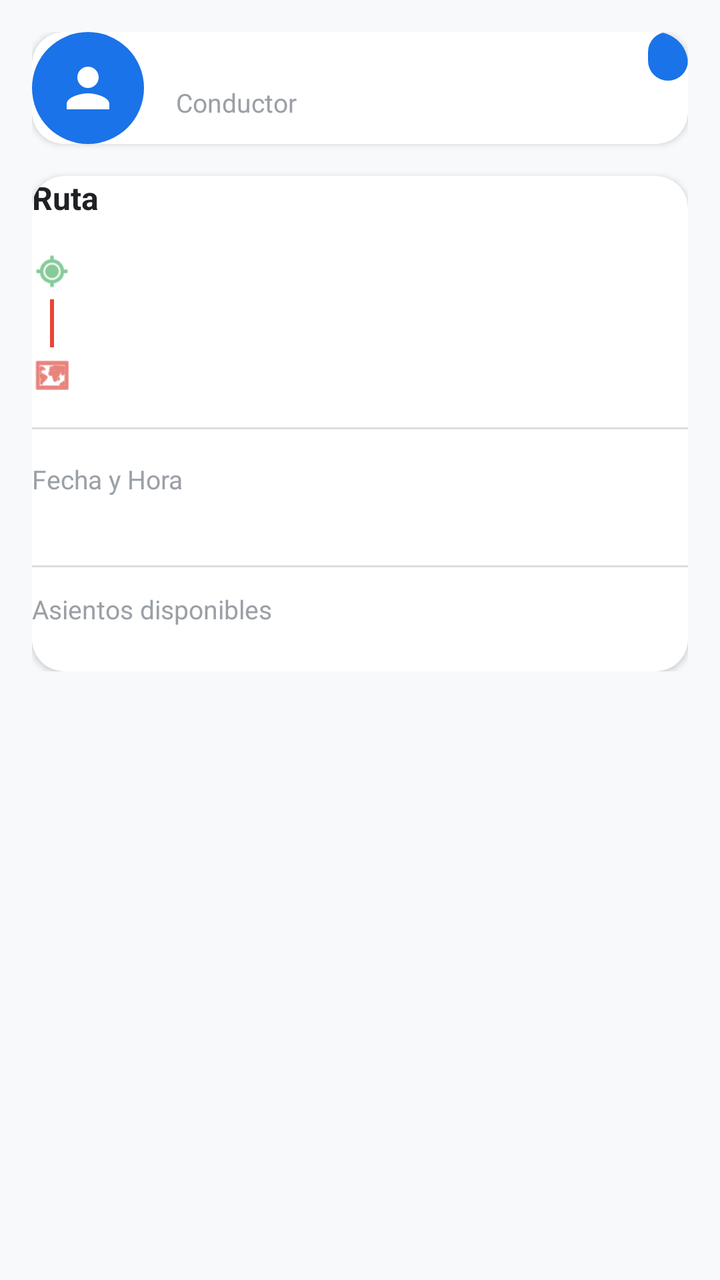
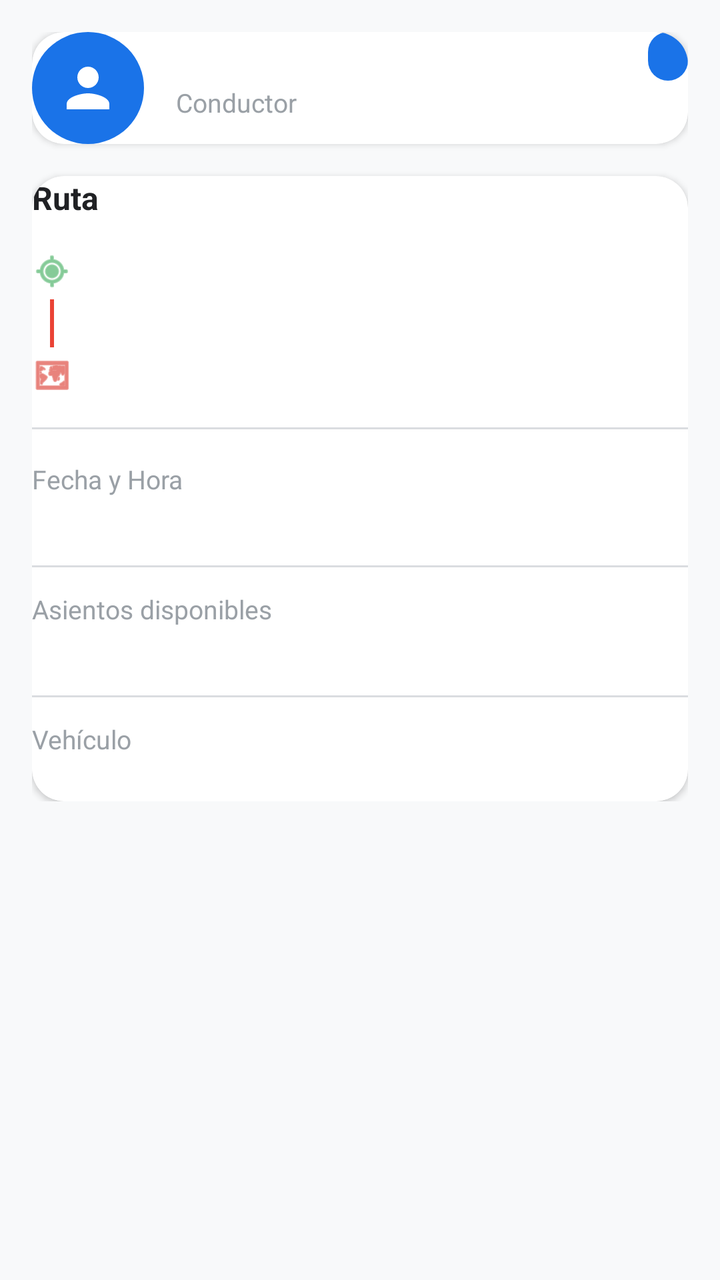

The first picture is an Android layout as it rendered before a commit; the second is the same layout after the commit. The layout source and the unified diff follow.
<!-- AndroidManifest.xml: application theme Theme.CarpoolApp -->
<!-- res/layout/fragment_viaje_detalle.xml -->
<?xml version="1.0" encoding="utf-8"?>
<ScrollView
    xmlns:android="http://schemas.android.com/apk/res/android"
    xmlns:app="http://schemas.android.com/apk/res-auto"
    xmlns:tools="http://schemas.android.com/tools"
    android:layout_width="match_parent"
    android:layout_height="match_parent"
    android:background="@color/background">

    <androidx.constraintlayout.widget.ConstraintLayout
        android:layout_width="match_parent"
        android:layout_height="wrap_content"
        android:padding="16dp">

        <com.google.android.material.card.MaterialCardView
            android:id="@+id/conductor_card"
            android:layout_width="0dp"
            android:layout_height="wrap_content"
            app:cardCornerRadius="16dp"
            app:cardElevation="2dp"
            app:cardBackgroundColor="@color/surface"
            app:layout_constraintTop_toTopOf="parent"
            app:layout_constraintStart_toStartOf="parent"
            app:layout_constraintEnd_toEndOf="parent"
            android:padding="20dp">

            <androidx.constraintlayout.widget.ConstraintLayout
                android:layout_width="match_parent"
                android:layout_height="wrap_content">

                <ImageView
                    android:id="@+id/iv_avatar"
                    android:layout_width="56dp"
                    android:layout_height="56dp"
                    android:background="@drawable/circle_avatar_background"
                    android:padding="12dp"
                    android:src="@drawable/ic_person_grey_24dp"
                    app:tint="@color/on_primary"
                    android:contentDescription="@string/desc_avatar"
                    app:layout_constraintTop_toTopOf="parent"
                    app:layout_constraintStart_toStartOf="parent" />

                <TextView
                    android:id="@+id/tv_conductor"
                    android:layout_width="0dp"
                    android:layout_height="wrap_content"
                    android:textSize="18sp"
                    android:textStyle="bold"
                    android:textColor="@color/text_primary"
                    android:layout_marginStart="16dp"
                    app:layout_constraintTop_toTopOf="@id/iv_avatar"
                    app:layout_constraintStart_toEndOf="@id/iv_avatar"
                    app:layout_constraintEnd_toStartOf="@id/tv_estado" />

                <TextView
                    android:id="@+id/tv_estado"
                    android:layout_width="wrap_content"
                    android:layout_height="wrap_content"
                    android:textSize="12sp"
                    android:textStyle="bold"
                    android:paddingHorizontal="10dp"
                    android:paddingVertical="4dp"
                    android:background="@drawable/bg_estado"
                    app:layout_constraintTop_toTopOf="@id/iv_avatar"
                    app:layout_constraintEnd_toEndOf="parent" />

                <TextView
                    android:id="@+id/subtitle"
                    android:layout_width="0dp"
                    android:layout_height="wrap_content"
                    android:text="Conductor"
                    android:textSize="13sp"
                    android:textColor="@color/text_hint"
                    android:layout_marginStart="16dp"
                    android:layout_marginTop="2dp"
                    app:layout_constraintTop_toBottomOf="@id/tv_conductor"
                    app:layout_constraintStart_toEndOf="@id/iv_avatar"
                    app:layout_constraintEnd_toEndOf="parent" />
            </androidx.constraintlayout.widget.ConstraintLayout>
        </com.google.android.material.card.MaterialCardView>

        <com.google.android.material.card.MaterialCardView
            android:id="@+id/route_card"
            android:layout_width="0dp"
            android:layout_height="wrap_content"
            app:cardCornerRadius="16dp"
            app:cardElevation="2dp"
            app:cardBackgroundColor="@color/surface"
            android:layout_marginTop="16dp"
            app:layout_constraintTop_toBottomOf="@id/conductor_card"
            app:layout_constraintStart_toStartOf="parent"
            app:layout_constraintEnd_toEndOf="parent"
            android:padding="20dp">

            <androidx.constraintlayout.widget.ConstraintLayout
                android:layout_width="match_parent"
                android:layout_height="wrap_content">

                <TextView
                    android:id="@+id/route_title"
                    android:layout_width="wrap_content"
                    android:layout_height="wrap_content"
                    android:text="Ruta"
                    android:textSize="16sp"
                    android:textStyle="bold"
                    android:textColor="@color/text_primary"
                    app:layout_constraintTop_toTopOf="parent"
                    app:layout_constraintStart_toStartOf="parent" />

                <ImageView
                    android:id="@+id/iv_origen_icon"
                    android:layout_width="20dp"
                    android:layout_height="20dp"
                    android:src="@android:drawable/ic_menu_mylocation"
                    app:tint="@color/secondary"
                    android:layout_marginTop="16dp"
                    app:layout_constraintTop_toBottomOf="@id/route_title"
                    app:layout_constraintStart_toStartOf="parent"
                    tools:ignore="ContentDescription" />

                <TextView
                    android:id="@+id/tv_origen"
                    android:layout_width="0dp"
                    android:layout_height="wrap_content"
                    android:textSize="15sp"
                    android:textColor="@color/text_primary"
                    android:layout_marginStart="12dp"
                    app:layout_constraintTop_toTopOf="@id/iv_origen_icon"
                    app:layout_constraintStart_toEndOf="@id/iv_origen_icon"
                    app:layout_constraintEnd_toEndOf="parent" />

                <View
                    android:id="@+id/route_line"
                    android:layout_width="2dp"
                    android:layout_height="24dp"
                    android:background="@color/route_line"
                    android:layout_marginStart="9dp"
                    android:layout_marginTop="4dp"
                    app:layout_constraintTop_toBottomOf="@id/iv_origen_icon"
                    app:layout_constraintStart_toStartOf="parent" />

                <ImageView
                    android:id="@+id/iv_destino_icon"
                    android:layout_width="20dp"
                    android:layout_height="20dp"
                    android:src="@android:drawable/ic_menu_mapmode"
                    app:tint="@color/error"
                    android:layout_marginTop="4dp"
                    app:layout_constraintTop_toBottomOf="@id/route_line"
                    app:layout_constraintStart_toStartOf="parent"
                    tools:ignore="ContentDescription" />

                <TextView
                    android:id="@+id/tv_destino"
                    android:layout_width="0dp"
                    android:layout_height="wrap_content"
                    android:textSize="15sp"
                    android:textColor="@color/text_primary"
                    android:layout_marginStart="12dp"
                    app:layout_constraintTop_toTopOf="@id/iv_destino_icon"
                    app:layout_constraintStart_toEndOf="@id/iv_destino_icon"
                    app:layout_constraintEnd_toEndOf="parent" />

                <View
                    android:id="@+id/divider_1"
                    android:layout_width="0dp"
                    android:layout_height="1dp"
                    android:background="@color/divider"
                    android:layout_marginTop="16dp"
                    app:layout_constraintTop_toBottomOf="@id/iv_destino_icon"
                    app:layout_constraintStart_toStartOf="parent"
                    app:layout_constraintEnd_toEndOf="parent" />

                <TextView
                    android:id="@+id/label_fecha"
                    android:layout_width="wrap_content"
                    android:layout_height="wrap_content"
                    android:text="@string/label_fecha"
                    android:textSize="13sp"
                    android:textColor="@color/text_hint"
                    android:layout_marginTop="16dp"
                    app:layout_constraintTop_toBottomOf="@id/divider_1"
                    app:layout_constraintStart_toStartOf="parent" />

                <TextView
                    android:id="@+id/tv_fecha"
                    android:layout_width="0dp"
                    android:layout_height="wrap_content"
                    android:textSize="15sp"
                    android:textColor="@color/text_primary"
                    app:layout_constraintTop_toBottomOf="@id/label_fecha"
                    app:layout_constraintStart_toStartOf="parent"
                    app:layout_constraintEnd_toEndOf="parent"
                    android:layout_marginTop="2dp" />

                <View
                    android:id="@+id/divider_2"
                    android:layout_width="0dp"
                    android:layout_height="1dp"
                    android:background="@color/divider"
                    android:layout_marginTop="12dp"
                    app:layout_constraintTop_toBottomOf="@id/tv_fecha"
                    app:layout_constraintStart_toStartOf="parent"
                    app:layout_constraintEnd_toEndOf="parent" />

                <TextView
                    android:id="@+id/label_asientos"
                    android:layout_width="wrap_content"
                    android:layout_height="wrap_content"
                    android:text="@string/label_asientos"
                    android:textSize="13sp"
                    android:textColor="@color/text_hint"
                    android:layout_marginTop="12dp"
                    app:layout_constraintTop_toBottomOf="@id/divider_2"
                    app:layout_constraintStart_toStartOf="parent" />

                <TextView
                    android:id="@+id/tv_asientos"
                    android:layout_width="0dp"
                    android:layout_height="wrap_content"
                    android:textSize="15sp"
                    android:textColor="@color/text_primary"
                    app:layout_constraintTop_toBottomOf="@id/label_asientos"
                    app:layout_constraintStart_toStartOf="parent"
                    app:layout_constraintEnd_toEndOf="parent"
                    android:layout_marginTop="2dp" />
            </androidx.constraintlayout.widget.ConstraintLayout>
        </com.google.android.material.card.MaterialCardView>

        <com.google.android.material.button.MaterialButton
            android:id="@+id/btn_solicitar"
            android:layout_width="0dp"
            android:layout_height="56dp"
            android:text="@string/btn_solicitar"
            app:icon="@android:drawable/ic_menu_send"
            app:iconGravity="textStart"
            app:layout_constraintTop_toBottomOf="@id/route_card"
            app:layout_constraintStart_toStartOf="parent"
            app:layout_constraintEnd_toEndOf="parent"
            android:layout_marginTop="24dp"
            android:visibility="gone" />

        <com.google.android.material.card.MaterialCardView
            android:id="@+id/solicitudes_card"
            android:layout_width="0dp"
            android:layout_height="wrap_content"
            app:cardCornerRadius="16dp"
            app:cardElevation="2dp"
            app:cardBackgroundColor="@color/surface"
            android:visibility="gone"
            android:layout_marginTop="16dp"
            app:layout_constraintTop_toBottomOf="@id/btn_solicitar"
            app:layout_constraintStart_toStartOf="parent"
            app:layout_constraintEnd_toEndOf="parent"
            android:padding="20dp">

            <androidx.constraintlayout.widget.ConstraintLayout
                android:layout_width="match_parent"
                android:layout_height="wrap_content">

                <TextView
                    android:id="@+id/tv_solicitudes_titulo"
                    android:layout_width="wrap_content"
                    android:layout_height="wrap_content"
                    android:text="Solicitudes"
                    android:textSize="16sp"
                    android:textStyle="bold"
                    android:textColor="@color/text_primary"
                    app:layout_constraintTop_toTopOf="parent"
                    app:layout_constraintStart_toStartOf="parent" />

                <androidx.recyclerview.widget.RecyclerView
                    android:id="@+id/rv_solicitudes"
                    android:layout_width="0dp"
                    android:layout_height="wrap_content"
                    android:layout_marginTop="12dp"
                    app:layoutManager="androidx.recyclerview.widget.LinearLayoutManager"
                    app:layout_constraintTop_toBottomOf="@id/tv_solicitudes_titulo"
                    app:layout_constraintStart_toStartOf="parent"
                    app:layout_constraintEnd_toEndOf="parent" />
            </androidx.constraintlayout.widget.ConstraintLayout>
        </com.google.android.material.card.MaterialCardView>

    </androidx.constraintlayout.widget.ConstraintLayout>
</ScrollView>
<!-- resources referenced by this layout -->
<resources>
  <color name="background">#FFF8F9FA</color>
  <color name="divider">#FFDADCE0</color>
  <color name="error">#FFD93025</color>
  <color name="on_primary">#FFFFFFFF</color>
  <color name="route_line">#FFEA4335</color>
  <color name="secondary">#FF34A853</color>
  <color name="surface">#FFFFFFFF</color>
  <color name="text_hint">#9AA0A6</color>
  <color name="text_primary">#FF202124</color>
  <!-- drawable bg_estado (drawable) -->
  <?xml version="1.0" encoding="utf-8"?>
  <shape xmlns:android="http://schemas.android.com/apk/res/android"
      android:shape="rectangle">
      <corners android:radius="12dp" />
      <solid android:color="@color/estado_programado" />
  </shape>
  <!-- drawable circle_avatar_background (drawable) -->
  <?xml version="1.0" encoding="utf-8"?>
  <shape xmlns:android="http://schemas.android.com/apk/res/android"
      android:shape="oval">
      <solid android:color="@color/primary" />
  </shape>
  <!-- drawable ic_person_grey_24dp (drawable) -->
  <?xml version="1.0" encoding="utf-8"?>
  <vector xmlns:android="http://schemas.android.com/apk/res/android"
      android:width="24dp"
      android:height="24dp"
      android:viewportWidth="24"
      android:viewportHeight="24">
      <path
          android:fillColor="#757575"
          android:pathData="M12,12c2.21,0 4,-1.79 4,-4s-1.79,-4 -4,-4 -4,1.79 -4,4 1.79,4 4,4zM12,14c-2.67,0 -8,1.34 -8,4v2h16v-2c0,-2.66 -5.33,-4 -8,-4z"/>
  </vector>
  <string name="btn_solicitar">Solicitar</string>
  <string name="desc_avatar">Avatar del usuario</string>
  <string name="label_asientos">Asientos disponibles</string>
  <string name="label_fecha">Fecha y Hora</string>
  <style name="Theme.CarpoolApp" parent="Theme.Material3.DayNight.NoActionBar">
          <item name="colorPrimary">@color/primary</item>
          <item name="colorOnPrimary">@color/on_primary</item>
          <item name="colorPrimaryContainer">@color/primary_variant</item>
          <item name="colorSecondary">@color/secondary</item>
          <item name="colorOnSecondary">@color/on_secondary</item>
          <item name="colorError">@color/error</item>
          <item name="colorOnError">@color/on_error</item>
          <item name="android:colorBackground">@color/background</item>
          <item name="colorOnBackground">@color/on_background</item>
          <item name="colorOnSurface">@color/on_surface</item>
          <item name="materialCardViewStyle">@style/Widget.CarpoolApp.Card</item>
      </style>
  <color name="estado_programado">#FF1A73E8</color>
  <color name="primary">#FF1A73E8</color>
  <color name="primary_variant">#FF1557B0</color>
  <color name="on_secondary">#FFFFFFFF</color>
  <color name="on_error">#FFFFFFFF</color>
  <color name="on_background">#FF202124</color>
  <color name="on_surface">#FF202124</color>
  <style name="Widget.CarpoolApp.Card" parent="Widget.Material3.CardView.Filled">
          <item name="cardCornerRadius">16dp</item>
          <item name="cardElevation">2dp</item>
          <item name="strokeWidth">0dp</item>
      </style>
</resources>

<!-- the commit's change to res/layout/fragment_viaje_detalle.xml (unified diff, before → after) -->
@@ -224,8 +224,113 @@
                     app:layout_constraintStart_toStartOf="parent"
                     app:layout_constraintEnd_toEndOf="parent"
                     android:layout_marginTop="2dp" />
+
+                <View
+                    android:id="@+id/divider_3"
+                    android:layout_width="0dp"
+                    android:layout_height="1dp"
+                    android:background="@color/divider"
+                    android:layout_marginTop="12dp"
+                    app:layout_constraintTop_toBottomOf="@id/tv_asientos"
+                    app:layout_constraintStart_toStartOf="parent"
+                    app:layout_constraintEnd_toEndOf="parent" />
+
+                <TextView
+                    android:id="@+id/label_vehiculo"
+                    android:layout_width="wrap_content"
+                    android:layout_height="wrap_content"
+                    android:text="Vehículo"
+                    android:textSize="13sp"
+                    android:textColor="@color/text_hint"
+                    android:layout_marginTop="12dp"
+                    app:layout_constraintTop_toBottomOf="@id/divider_3"
+                    app:layout_constraintStart_toStartOf="parent" />
+
+                <TextView
+                    android:id="@+id/tv_vehiculo"
+                    android:layout_width="0dp"
+                    android:layout_height="wrap_content"
+                    android:textSize="15sp"
+                    android:textColor="@color/text_primary"
+                    app:layout_constraintTop_toBottomOf="@id/label_vehiculo"
+                    app:layout_constraintStart_toStartOf="parent"
+                    app:layout_constraintEnd_toEndOf="parent"
+                    android:layout_marginTop="2dp" />
             </androidx.constraintlayout.widget.ConstraintLayout>
         </com.google.android.material.card.MaterialCardView>
+
+        <com.google.android.material.card.MaterialCardView
+            android:id="@+id/card_descripcion"
+            android:layout_width="0dp"
+            android:layout_height="wrap_content"
+            app:cardCornerRadius="16dp"
+            app:cardElevation="2dp"
+            app:cardBackgroundColor="@color/surface"
+            android:layout_marginTop="16dp"
+            app:layout_constraintTop_toBottomOf="@id/route_card"
+            app:layout_constraintStart_toStartOf="parent"
+            app:layout_constraintEnd_toEndOf="parent"
+            android:padding="20dp"
+            android:visibility="gone">
+
+            <androidx.constraintlayout.widget.ConstraintLayout
+                android:layout_width="match_parent"
+                android:layout_height="wrap_content">
+
+                <TextView
+                    android:id="@+id/label_descripcion"
+                    android:layout_width="wrap_content"
+                    android:layout_height="wrap_content"
+                    android:text="Descripción"
+                    android:textSize="16sp"
+                    android:textStyle="bold"
+                    android:textColor="@color/text_primary"
+                    app:layout_constraintTop_toTopOf="parent"
+                    app:layout_constraintStart_toStartOf="parent" />
+
+                <TextView
+                    android:id="@+id/tv_descripcion"
+                    android:layout_width="0dp"
+                    android:layout_height="wrap_content"
+                    android:textSize="15sp"
+                    android:textColor="@color/text_secondary"
+                    app:layout_constraintTop_toBottomOf="@id/label_descripcion"
+                    app:layout_constraintStart_toStartOf="parent"
+                    app:layout_constraintEnd_toEndOf="parent"
+                    android:layout_marginTop="8dp" />
+            </androidx.constraintlayout.widget.ConstraintLayout>
+        </com.google.android.material.card.MaterialCardView>
+
+        <TextView
+            android:id="@+id/tv_estado_solicitud"
+            android:layout_width="0dp"
+            android:layout_height="wrap_content"
+            android:text="Has solicitado este viaje"
+            android:textSize="14sp"
+            android:textColor="@color/secondary"
+            android:textStyle="bold"
+            android:gravity="center"
+            android:padding="12dp"
+            android:background="@drawable/bg_estado"
+            android:layout_marginTop="16dp"
+            app:layout_constraintTop_toBottomOf="@id/card_descripcion"
+            app:layout_constraintStart_toStartOf="parent"
+            app:layout_constraintEnd_toEndOf="parent"
+            android:visibility="gone" />
+
+        <com.google.android.material.button.MaterialButton
+            android:id="@+id/btn_cancelar_solicitud"
+            android:layout_width="0dp"
+            android:layout_height="56dp"
+            android:text="Cancelar solicitud"
+            app:icon="@android:drawable/ic_menu_close_clear_cancel"
+            app:iconGravity="textStart"
+            app:layout_constraintTop_toBottomOf="@id/tv_estado_solicitud"
+            app:layout_constraintStart_toStartOf="parent"
+            app:layout_constraintEnd_toEndOf="parent"
+            android:layout_marginTop="16dp"
+            android:visibility="gone"
+            style="@style/Widget.Material3.Button.OutlinedButton" />
 
         <com.google.android.material.button.MaterialButton
             android:id="@+id/btn_solicitar"
@@ -234,14 +339,42 @@
             android:text="@string/btn_solicitar"
             app:icon="@android:drawable/ic_menu_send"
             app:iconGravity="textStart"
-            app:layout_constraintTop_toBottomOf="@id/route_card"
+            app:layout_constraintTop_toBottomOf="@id/card_descripcion"
             app:layout_constraintStart_toStartOf="parent"
             app:layout_constraintEnd_toEndOf="parent"
             android:layout_marginTop="24dp"
             android:visibility="gone" />
 
+        <com.google.android.material.button.MaterialButton
+            android:id="@+id/btn_finalizar"
+            android:layout_width="0dp"
+            android:layout_height="56dp"
+            android:text="Finalizar viaje"
+            app:icon="@android:drawable/ic_menu_close_clear_cancel"
+            app:iconGravity="textStart"
+            app:layout_constraintTop_toBottomOf="@id/btn_solicitar"
+            app:layout_constraintStart_toStartOf="parent"
+            app:layout_constraintEnd_toEndOf="parent"
+            android:layout_marginTop="16dp"
+            android:visibility="gone"
+            app:backgroundTint="@color/error" />
+
+        <com.google.android.material.button.MaterialButton
+            android:id="@+id/btn_cancelar"
+            android:layout_width="0dp"
+            android:layout_height="56dp"
+            android:text="Cancelar viaje"
+            app:icon="@android:drawable/ic_menu_delete"
+            app:iconGravity="textStart"
+            app:layout_constraintTop_toBottomOf="@id/btn_finalizar"
+            app:layout_constraintStart_toStartOf="parent"
+            app:layout_constraintEnd_toEndOf="parent"
+            android:layout_marginTop="16dp"
+            android:visibility="gone"
+            style="@style/Widget.Material3.Button.OutlinedButton" />
+
         <com.google.android.material.card.MaterialCardView
-            android:id="@+id/solicitudes_card"
+            android:id="@+id/pasajeros_aceptados_card"
             android:layout_width="0dp"
             android:layout_height="wrap_content"
             app:cardCornerRadius="16dp"
@@ -249,7 +382,7 @@
             app:cardBackgroundColor="@color/surface"
             android:visibility="gone"
             android:layout_marginTop="16dp"
-            app:layout_constraintTop_toBottomOf="@id/btn_solicitar"
+            app:layout_constraintTop_toBottomOf="@id/btn_cancelar"
             app:layout_constraintStart_toStartOf="parent"
             app:layout_constraintEnd_toEndOf="parent"
             android:padding="20dp">
@@ -259,6 +392,48 @@
                 android:layout_height="wrap_content">
 
                 <TextView
+                    android:id="@+id/tv_pasajeros_aceptados_titulo"
+                    android:layout_width="wrap_content"
+                    android:layout_height="wrap_content"
+                    android:text="Pasajeros Aceptados"
+                    android:textSize="16sp"
+                    android:textStyle="bold"
+                    android:textColor="@color/text_primary"
+                    app:layout_constraintTop_toTopOf="parent"
+                    app:layout_constraintStart_toStartOf="parent" />
+
+                <TextView
+                    android:id="@+id/tv_pasajeros_aceptados_lista"
+                    android:layout_width="0dp"
+                    android:layout_height="wrap_content"
+                    android:textSize="15sp"
+                    android:textColor="@color/text_secondary"
+                    android:layout_marginTop="8dp"
+                    app:layout_constraintTop_toBottomOf="@id/tv_pasajeros_aceptados_titulo"
+                    app:layout_constraintStart_toStartOf="parent"
+                    app:layout_constraintEnd_toEndOf="parent" />
+            </androidx.constraintlayout.widget.ConstraintLayout>
+        </com.google.android.material.card.MaterialCardView>
+
+        <com.google.android.material.card.MaterialCardView
+            android:id="@+id/solicitudes_card"
+            android:layout_width="0dp"
+            android:layout_height="wrap_content"
+            app:cardCornerRadius="16dp"
+            app:cardElevation="2dp"
+            app:cardBackgroundColor="@color/surface"
+            android:visibility="gone"
+            android:layout_marginTop="16dp"
+            app:layout_constraintTop_toBottomOf="@id/pasajeros_aceptados_card"
+            app:layout_constraintStart_toStartOf="parent"
+            app:layout_constraintEnd_toEndOf="parent"
+            android:padding="20dp">
+
+            <androidx.constraintlayout.widget.ConstraintLayout
+                android:layout_width="match_parent"
+                android:layout_height="wrap_content">
+
+                <TextView
                     android:id="@+id/tv_solicitudes_titulo"
                     android:layout_width="wrap_content"
                     android:layout_height="wrap_content"
<!-- resource entries referenced after the edit -->
@@ -9,6 +9,7 @@
   <color name="surface">#FFFFFFFF</color>
   <color name="text_hint">#9AA0A6</color>
   <color name="text_primary">#FF202124</color>
+  <color name="text_secondary">#FF5F6368</color>
   <!-- drawable bg_estado (drawable) -->
   <?xml version="1.0" encoding="utf-8"?>
   <shape xmlns:android="http://schemas.android.com/apk/res/android"
